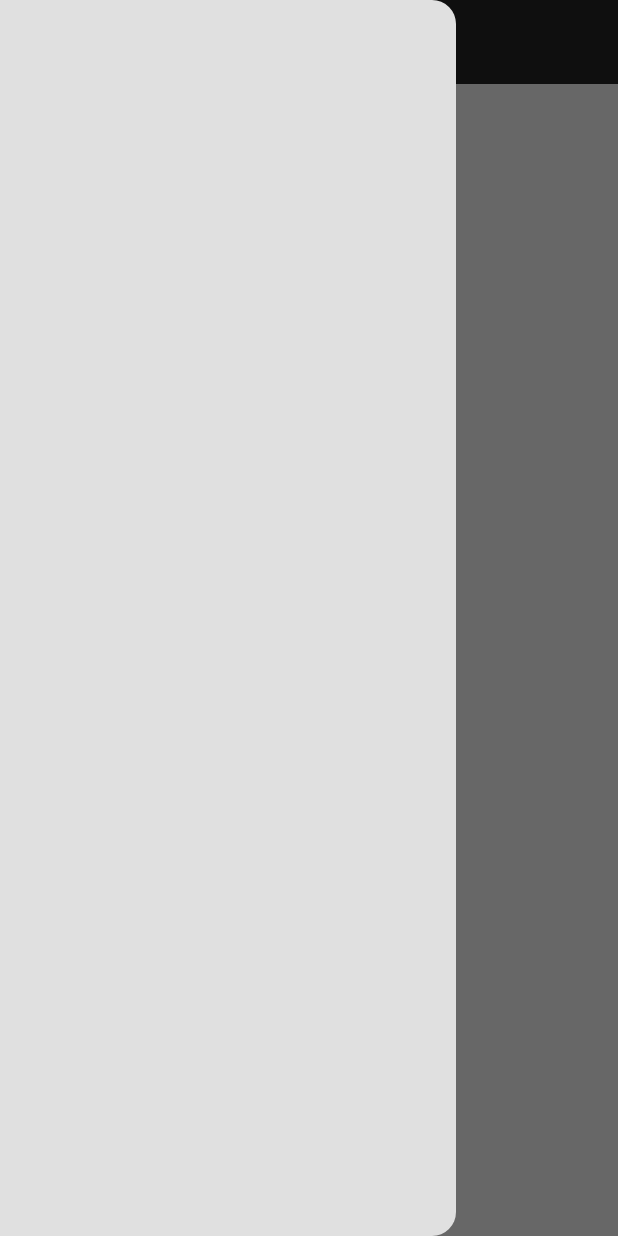
After one commit to mahmoudahmed1718/responsvie_dashboard_ui, a Flutter app: the screen it shows after launch, with the side drawer open, on a phone screen of 412 x 824 dp. The commit adds this screen. Run offline on Flutter 3.47's test engine with Material 3 defaults, Android fonts, the phone set to English and light mode, and no system bars.

Commit message:
refactor code make app bar and dreawer on file to use it directley

```diff
--- a/lib/responsive/mobil_screen_layout.dart
+++ b/lib/responsive/mobil_screen_layout.dart
@@ -1,14 +1,16 @@
 import 'package:flutter/material.dart';
 import 'package:responsvie_dashboard_ui/core/utils/app_colors.dart';
+import 'package:responsvie_dashboard_ui/widgets/my_appbar.dart';
+import 'package:responsvie_dashboard_ui/widgets/my_drawer.dart';
 
 class MobilScreenLayout extends StatelessWidget {
   const MobilScreenLayout({super.key});
   @override
   Widget build(BuildContext context) {
     return Scaffold(
-      appBar: AppBar(backgroundColor: AppColors.appbarColor),
+      appBar: myAppBar(),
       backgroundColor: AppColors.primary,
-      drawer: Drawer(backgroundColor: AppColors.primary, child: Column()),
+      drawer: MyDrawer(),
     );
   }
 }
--- /dev/null
+++ b/lib/widgets/my_appbar.dart
@@ -0,0 +1,4 @@
+import 'package:flutter/material.dart';
+import 'package:responsvie_dashboard_ui/core/utils/app_colors.dart';
+
+AppBar myAppBar() => AppBar(backgroundColor: AppColors.appbarColor);
--- /dev/null
+++ b/lib/widgets/my_drawer.dart
@@ -0,0 +1,11 @@
+import 'package:flutter/material.dart';
+import 'package:responsvie_dashboard_ui/core/utils/app_colors.dart';
+
+class MyDrawer extends StatelessWidget {
+  const MyDrawer({super.key});
+
+  @override
+  Widget build(BuildContext context) {
+    return Drawer(backgroundColor: AppColors.primary, child: Column());
+  }
+}
```
